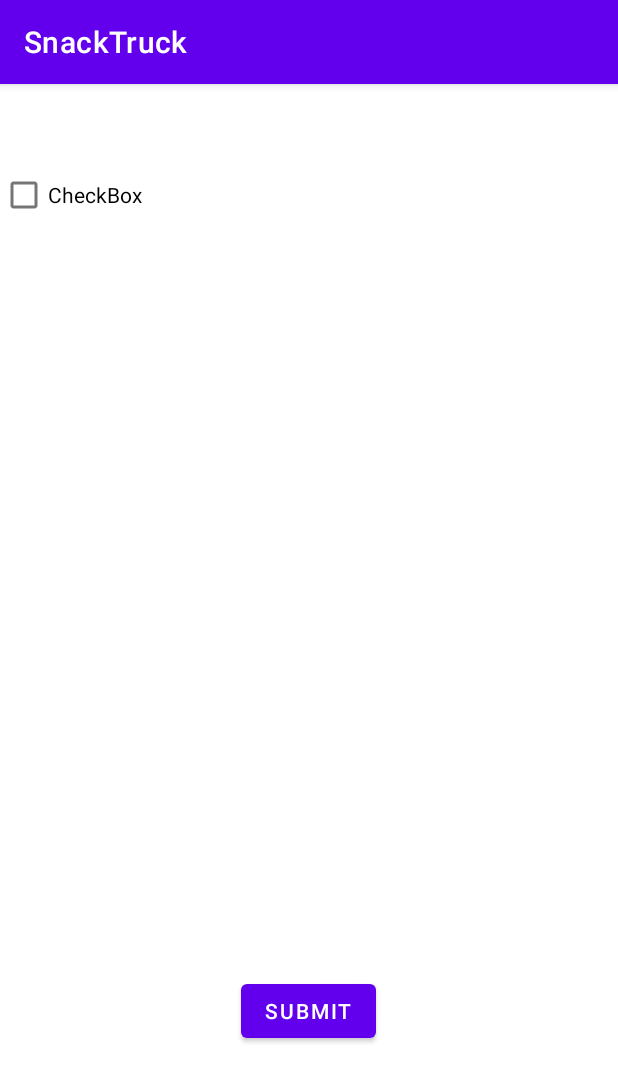
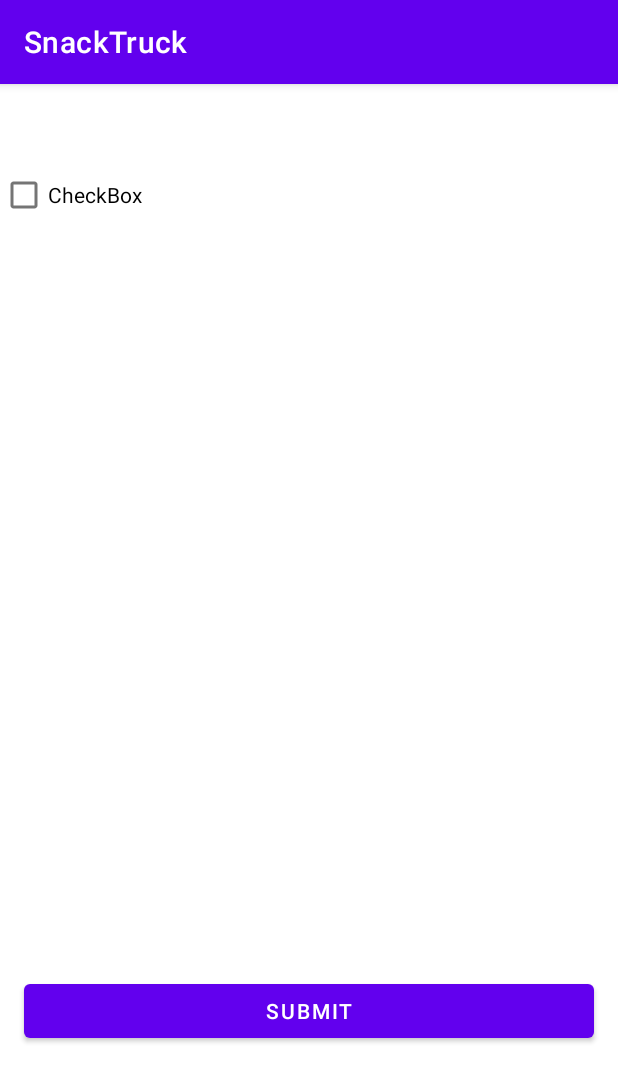
Before and after one commit to ang-lam/SnackTruck, an Android app: the screen it shows after launch (MainActivity), on a phone screen of 412 x 824 dp. Shown: the top 1082 px of the screen. Run offline under Robolectric (Android 15) with nearby library versions, the phone set to English and light mode, and no system bars.

Commit message:
adjusted submit button size

```diff
--- a/app/src/main/res/layout/activity_main.xml
+++ b/app/src/main/res/layout/activity_main.xml
@@ -8,8 +8,10 @@
 
     <Button
         android:id="@+id/btn_submit"
-        android:layout_width="wrap_content"
+        android:layout_width="0dp"
         android:layout_height="wrap_content"
+        android:layout_marginStart="16dp"
+        android:layout_marginEnd="16dp"
         android:text="Submit"
         app:layout_constraintBottom_toBottomOf="parent"
         app:layout_constraintEnd_toEndOf="parent"
```
